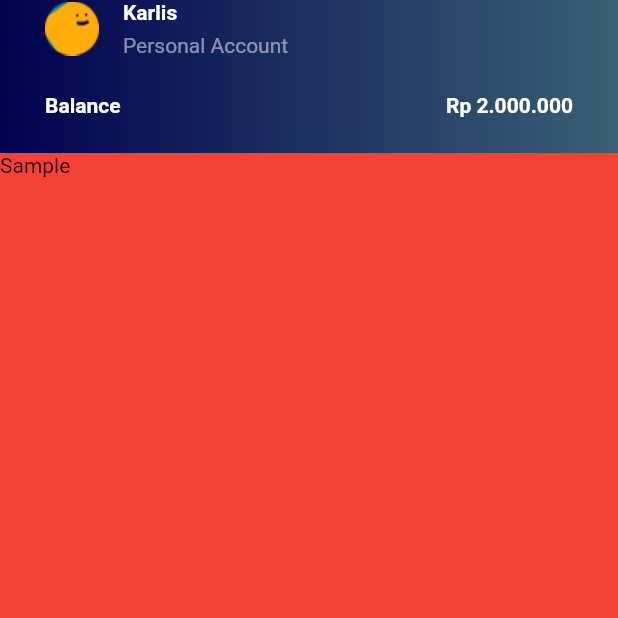
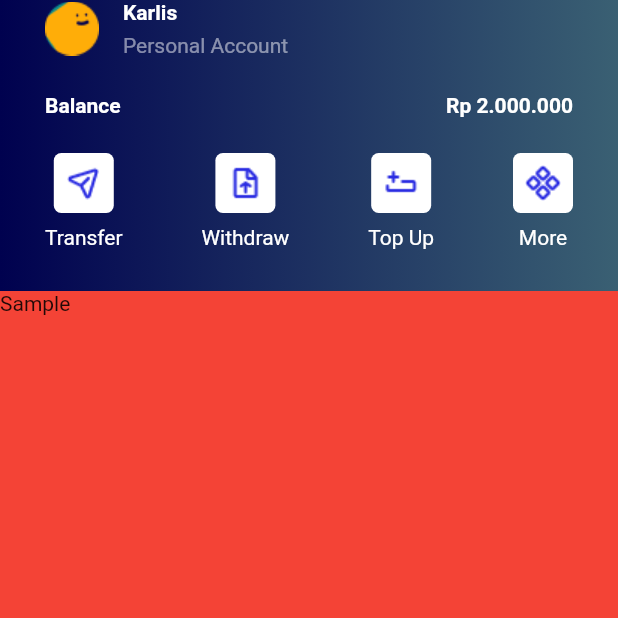
Before and after one commit to berzinsk/ui_mobile_bank_app_flutter, a Flutter app: the screen it shows after launch, on a phone screen of 412 x 824 dp, the top half of it. Run offline on Flutter 3.47's test engine with Material 2 defaults, Android fonts, the phone set to English and light mode, and no system bars.

Commit message:
Add header section icons

```diff
--- a/lib/components/dashboard_header.dart
+++ b/lib/components/dashboard_header.dart
@@ -62,9 +62,70 @@ class DashboardHeader extends StatelessWidget {
                     )),
               ],
             ),
-          )
+          ),
+          Padding(
+            padding: const EdgeInsets.only(bottom: 28),
+            child: Row(
+              mainAxisAlignment: MainAxisAlignment.spaceBetween,
+              children: const [
+                HeaderSection(
+                  title: 'Transfer',
+                  imageName: 'icon-transfer',
+                ),
+                HeaderSection(
+                  title: 'Withdraw',
+                  imageName: 'icon-withdraw',
+                ),
+                HeaderSection(
+                  title: 'Top Up',
+                  imageName: 'icon-top-up',
+                ),
+                HeaderSection(
+                  title: 'More',
+                  imageName: 'icon-more-settings',
+                ),
+              ],
+            ),
+          ),
         ],
       ),
     );
   }
 }
+
+class HeaderSection extends StatelessWidget {
+  final String title;
+  final String imageName;
+
+  const HeaderSection({
+    Key? key,
+    required this.title,
+    required this.imageName,
+  }) : super(key: key);
+
+  @override
+  Widget build(BuildContext context) {
+    return Column(
+      children: [
+        Container(
+          decoration: BoxDecoration(
+            borderRadius: BorderRadius.circular(5),
+            color: Colors.white,
+          ),
+          width: 40,
+          height: 40,
+          child: Image(image: AssetImage('asset/images/$imageName.png')),
+        ),
+        Padding(
+          padding: const EdgeInsets.only(top: 8.0),
+          child: Text(
+            title,
+            style: const TextStyle(
+              color: Colors.white,
+            ),
+          ),
+        ),
+      ],
+    );
+  }
+}
```
